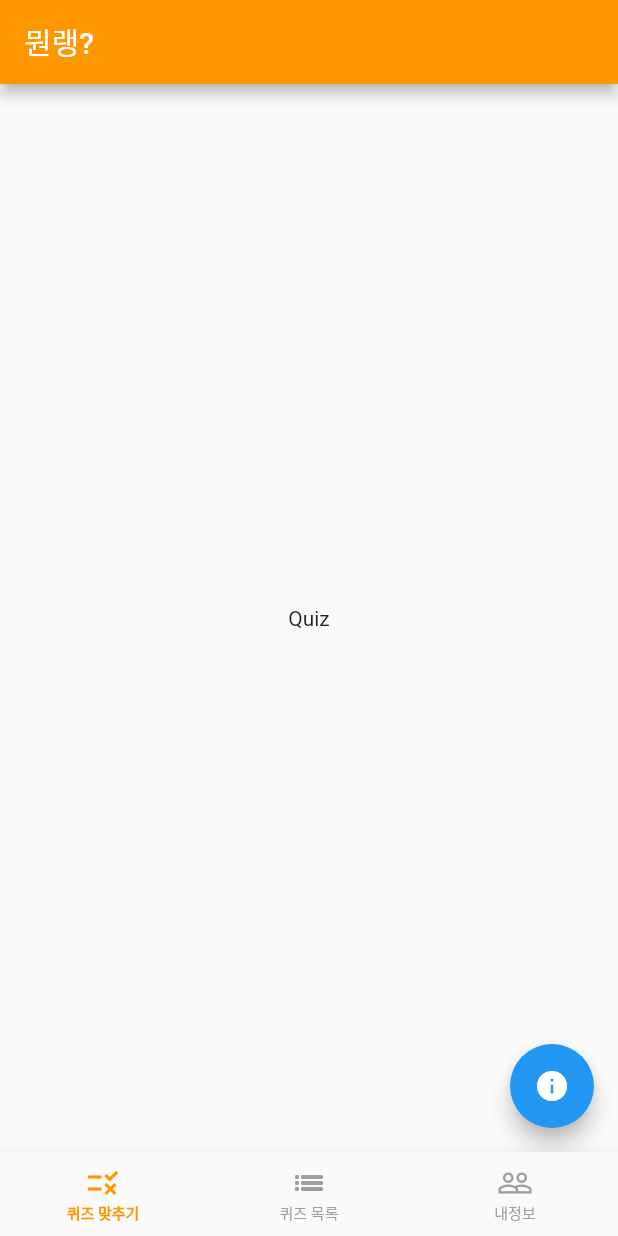
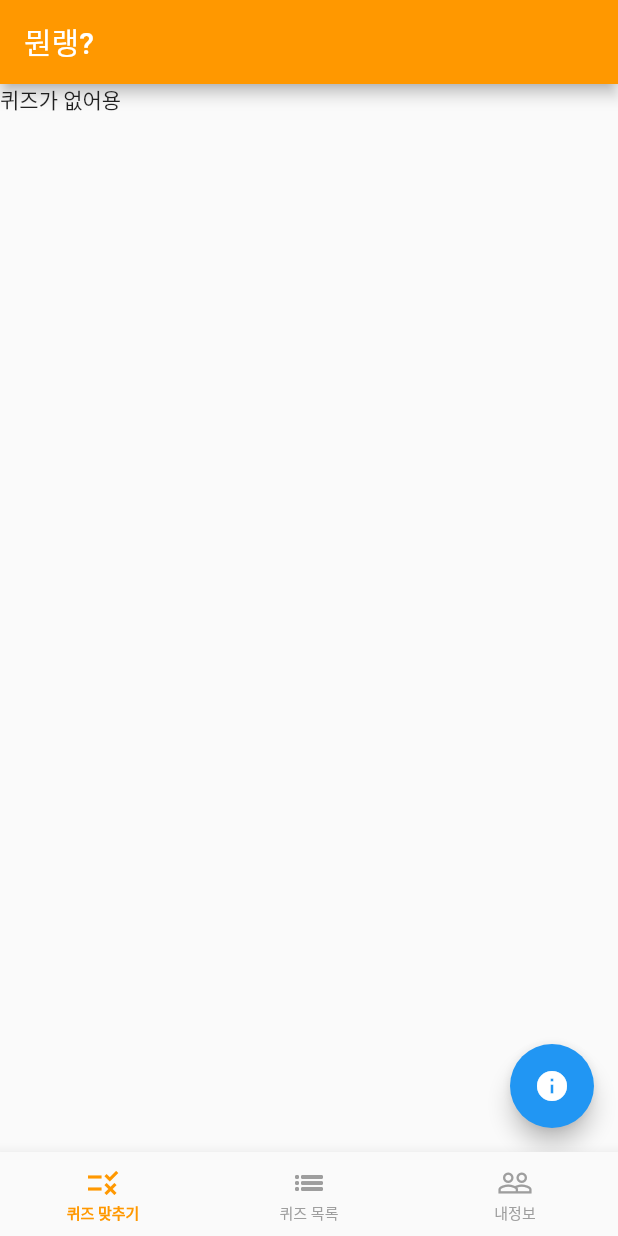
Before and after one commit to hvboq/what_lang, a Flutter app: the screen it shows after launch, on a phone screen of 412 x 824 dp. Run offline on Flutter 3.47's test engine with Material 2 defaults, Android fonts, the light colour scheme and no system bars.

Commit message:
[ADD] Quiz Card

```diff
--- a/lib/main.dart
+++ b/lib/main.dart
@@ -87,7 +87,9 @@ class _TabViewState extends State<TabView> with TickerProviderStateMixin {
         physics: const NeverScrollableScrollPhysics(),
         controller: _tabController,
         children: [
-          const QuizWidget(),
+          QuizWidget(
+            quizList: quizList,
+          ),
           QuizListWidget(
             quizList: quizList,
           ),
--- a/lib/screens/quiz_screen.dart
+++ b/lib/screens/quiz_screen.dart
@@ -1,7 +1,11 @@
 import 'package:flutter/material.dart';
+import 'package:what_lang/models/quiz_model.dart';
+import 'package:what_lang/widgets/quiz_card.dart';
 
 class QuizWidget extends StatelessWidget {
-  const QuizWidget({super.key});
+  int index = 0;
+  final List<Quiz> quizList;
+  QuizWidget({required this.quizList, super.key});
 
   @override
   Widget build(BuildContext context) {
@@ -10,9 +14,11 @@ class QuizWidget extends StatelessWidget {
         child: const Icon(Icons.info),
         onPressed: () {},
       ),
-      body: const Center(
-        child: Text("Quiz"),
-      ),
+      body: quizList.isEmpty
+          ? const Text('퀴즈가 없어용')
+          : QuizCard(
+              inputQuiz: quizList[index],
+            ),
     );
   }
 }
```
Also changed, not shown: lib/widgets/quiz_card.dart (+25 -2 lines).
